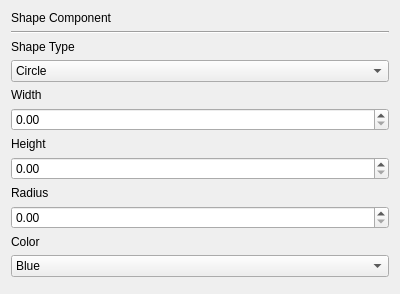
Above: shapecomponentwidget.ui from rogerbusquets97/Graphics-Engine before the change. Below: the same form after it.
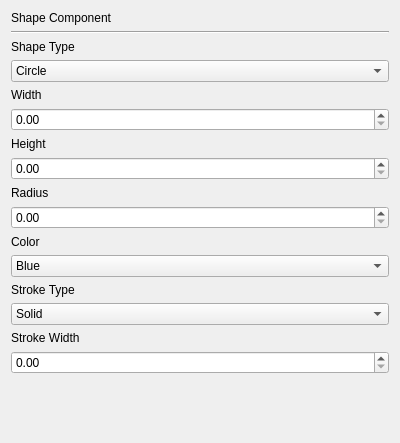
That is the form after the change.

Commit message: Added different strokes for shapes

```diff
--- a/shapecomponentwidget.ui
+++ b/shapecomponentwidget.ui
@@ -7,7 +7,7 @@
     <x>0</x>
     <y>0</y>
     <width>400</width>
-    <height>294</height>
+    <height>443</height>
    </rect>
   </property>
   <property name="windowTitle">
@@ -151,6 +151,52 @@
      </item>
     </widget>
    </item>
+   <item>
+    <widget class="QLabel" name="label_7">
+     <property name="text">
+      <string>Stroke Type</string>
+     </property>
+    </widget>
+   </item>
+   <item>
+    <widget class="QComboBox" name="comboBox_3">
+     <item>
+      <property name="text">
+       <string>Solid</string>
+      </property>
+     </item>
+     <item>
+      <property name="text">
+       <string>Dash</string>
+      </property>
+     </item>
+     <item>
+      <property name="text">
+       <string>Dot</string>
+      </property>
+     </item>
+     <item>
+      <property name="text">
+       <string>DashDot</string>
+      </property>
+     </item>
+     <item>
+      <property name="text">
+       <string>DashDotDot</string>
+      </property>
+     </item>
+    </widget>
+   </item>
+   <item>
+    <widget class="QLabel" name="label_8">
+     <property name="text">
+      <string>Stroke Width</string>
+     </property>
+    </widget>
+   </item>
+   <item>
+    <widget class="QDoubleSpinBox" name="StrokeWidth"/>
+   </item>
    <item>
     <spacer name="verticalSpacer">
      <property name="orientation">
```
The commit also changes 9 other files.
